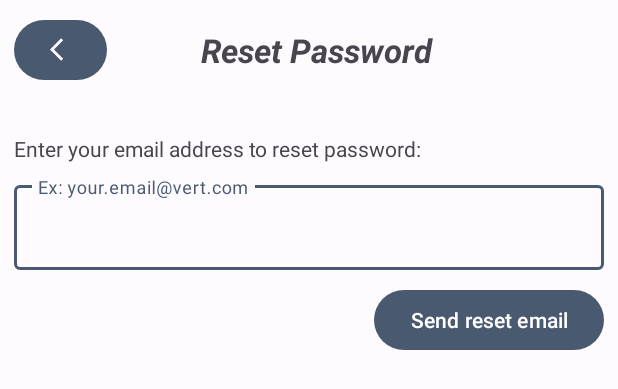
After one commit to ngongocthinh159/vert-sneaker-ecommerce, an Android app: the layout fragment_reset_password.xml on its own in the app's theme, with its tools: preview values and no code run, on a phone screen of 412 x 824 dp. The commit adds this screen. Shown: the top 389 px of the screen. Run offline under Robolectric (Android 15) with nearby library versions, the phone set to English and light mode, and no system bars.

Commit message:
add reset password

```diff
--- a/app/src/main/AndroidManifest.xml
+++ b/app/src/main/AndroidManifest.xml
@@ -24,7 +24,7 @@
         android:icon="@drawable/logo"
         android:label="@string/app_name"
         android:usesCleartextTraffic="true"
-        android:roundIcon="@mipmap/ic_launcher_round"
+        android:roundIcon="@drawable/logo"
         android:supportsRtl="true"
         android:theme="@style/Theme.Ecommerce"
         tools:targetApi="31"
--- a/app/src/main/res/layout/fragment_login.xml
+++ b/app/src/main/res/layout/fragment_login.xml
@@ -52,7 +52,7 @@
         app:boxCornerRadiusTopEnd="25dp"
         app:boxCornerRadiusTopStart="25dp"
         app:counterEnabled="true"
-        app:counterMaxLength="20"
+        app:counterMaxLength="50"
         app:endIconMode="clear_text"
         app:helperText="Required*"
         app:helperTextTextColor="@color/design_default_color_error"
--- /dev/null
+++ b/app/src/main/res/layout/fragment_reset_password.xml
@@ -0,0 +1,67 @@
+<?xml version="1.0" encoding="utf-8"?>
+<LinearLayout xmlns:android="http://schemas.android.com/apk/res/android"
+    xmlns:tools="http://schemas.android.com/tools"
+    android:layout_width="match_parent"
+    android:layout_height="match_parent"
+    xmlns:app="http://schemas.android.com/apk/res-auto"
+    tools:context=".fragment.ResetPasswordFragment"
+    android:orientation="vertical">
+
+
+    <LinearLayout
+        android:layout_width="match_parent"
+        android:layout_height="wrap_content"
+        android:gravity="center"
+        android:layout_marginTop="9dp">
+
+        <com.google.android.material.button.MaterialButton
+            android:layout_width="62dp"
+            android:layout_height="wrap_content"
+            app:icon="@drawable/back_icon"
+            android:layout_marginStart="9dp"
+            android:id="@+id/btnBackReset"/>
+
+        <TextView
+            android:layout_width="0dp"
+            android:layout_weight="1"
+            android:layout_height="wrap_content"
+            android:textSize="22sp"
+            android:text="Reset Password"
+            android:textStyle="bold|italic"
+            android:gravity="center"
+            android:layout_marginEnd="62dp"/>
+    </LinearLayout>
+
+    <TextView
+        android:layout_width="match_parent"
+        android:layout_height="wrap_content"
+        android:text="Enter your email address to reset password:"
+        android:maxLines="1"
+        android:layout_marginStart="9dp"
+        android:layout_marginEnd="9dp"
+        android:layout_marginTop="32dp"/>
+
+    <com.google.android.material.textfield.TextInputLayout
+        android:layout_width="match_parent"
+        android:layout_height="wrap_content"
+        android:layout_marginStart="9dp"
+        android:layout_marginEnd="9dp"
+        android:layout_marginTop="9dp"
+        android:hint="Ex: your.email@vert.com">
+
+        <com.google.android.material.textfield.TextInputEditText
+            android:layout_width="match_parent"
+            android:layout_height="wrap_content"
+            android:id="@+id/etEmailReset"/>
+    </com.google.android.material.textfield.TextInputLayout>
+
+    <com.google.android.material.button.MaterialButton
+        android:layout_width="wrap_content"
+        android:layout_height="wrap_content"
+        android:layout_gravity="end"
+        android:layout_marginStart="9dp"
+        android:layout_marginTop="9dp"
+        android:layout_marginEnd="9dp"
+        android:text="Send reset email"
+        android:id="@+id/btnEmailReset"/>
+</LinearLayout>
```
Also changed, not shown: app/src/main/java/com/rmit/ecommerce/fragment/LoginFragment.java (+7 -0 lines), app/src/main/java/com/rmit/ecommerce/fragment/PersonalSettingFragment.java (+12 -13 lines), app/src/main/java/com/rmit/ecommerce/fragment/ResetPasswordFragment.java (added, +124 -0 lines), app/src/main/res/navigation/nav_graph.xml (+14 -4 lines).
